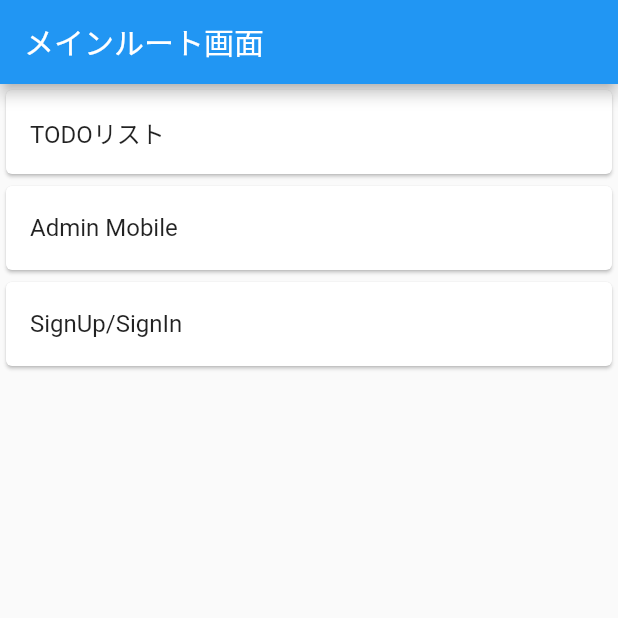
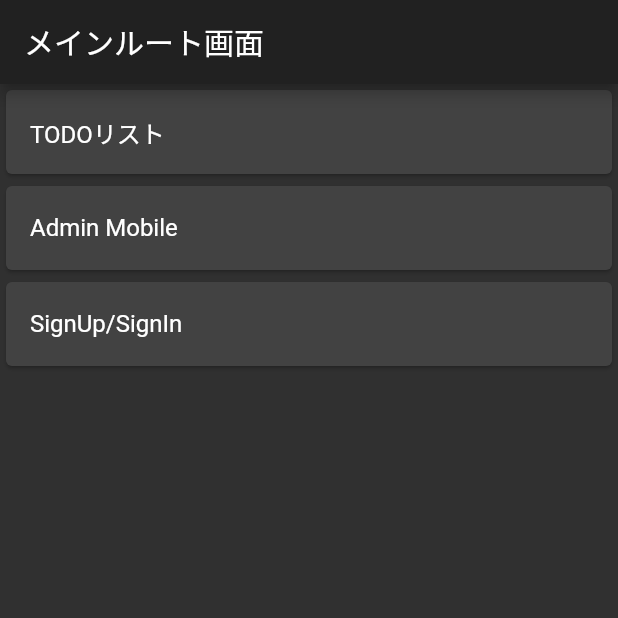
Before and after one commit to 0xb5951/flutter_study, a Flutter app: the screen it shows after launch, on a phone screen of 412 x 824 dp, the top half of it. Run offline on Flutter 3.47's test engine with Material 2 defaults, Android fonts, the phone set to English and light mode, and no system bars.

Commit message:
update: themeを更新

```diff
--- a/app/lib/main.dart
+++ b/app/lib/main.dart
@@ -14,14 +14,16 @@ class TodoApp extends StatelessWidget {
     return MaterialApp(
       title: 'TodoApp',
       // テーマカラー
-      theme: ThemeData(primarySwatch: Colors.blue),
+      theme: ThemeData.dark().copyWith(
+        accentColor: kAccentColor,
+      ),
       // Todoリスト一覧画面を表示
       home: HomeRoutePage(),
       routes: <String, WidgetBuilder>{
-        'main': (BuildContext context) => new HomeRoutePage(),
-        'todos': (BuildContext context) => new TodoListPage(),
-        "admin_mobile": (BuildContext context) => new AdminMobilePage(),
-        'signup': (BuildContext context) => new SignUpSignInWelcomePage(),
+        'main': (BuildContext context) => HomeRoutePage(),
+        'todos': (BuildContext context) => TodoListPage(),
+        "admin_mobile": (BuildContext context) => AdminMobilePage(),
+        'signup': (BuildContext context) => SignUpSignInWelcomePage(),
       },
     );
   }
```
